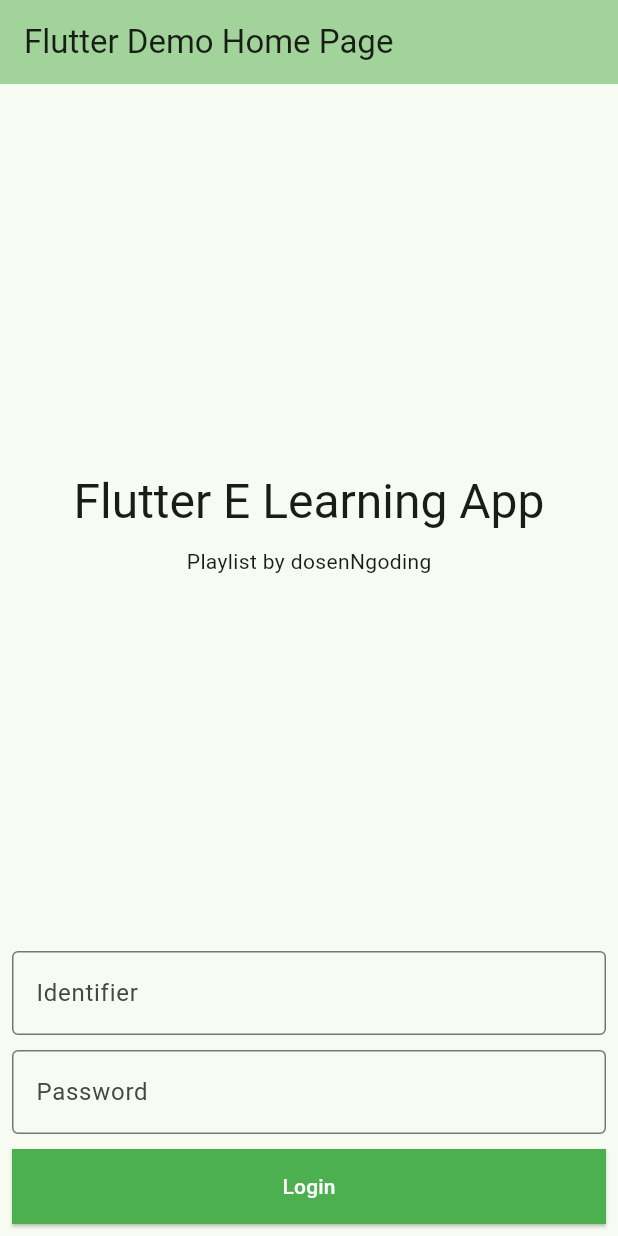
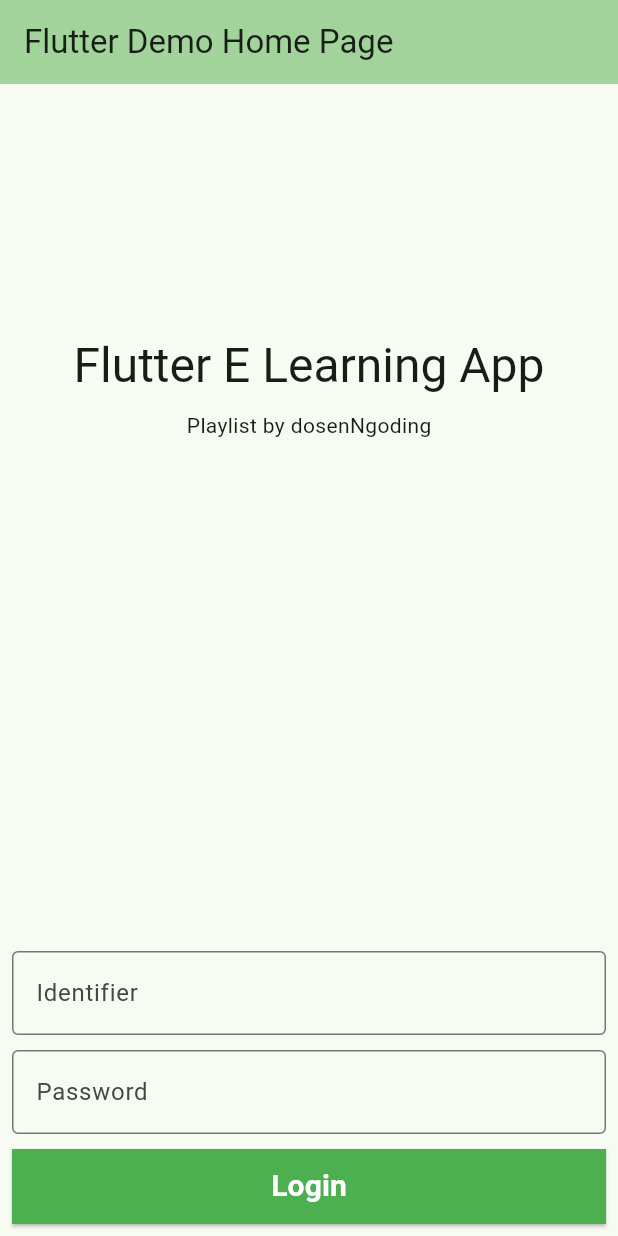
Before and after one commit to siubie/e_learning_app_bloc_http, a Flutter app: the screen it shows after launch, on a phone screen of 412 x 824 dp. Run offline on Flutter 3.47's test engine with Material 3 defaults, Android fonts, the phone set to English and light mode, and no system bars; our stand-ins replace bloc, flutter_bloc.

```diff
--- a/lib/bloc/login/login_event.dart
+++ b/lib/bloc/login/login_event.dart
@@ -2,3 +2,11 @@ part of 'login_bloc.dart';
 
 @immutable
 sealed class LoginEvent {}
+
+//add event for login button pressed
+final class LoginButtonPressed extends LoginEvent {
+  final String identifier;
+  final String password;
+
+  LoginButtonPressed(this.identifier, this.password);
+}
--- a/lib/bloc/login/login_state.dart
+++ b/lib/bloc/login/login_state.dart
@@ -4,3 +4,20 @@ part of 'login_bloc.dart';
 sealed class LoginState {}
 
 final class LoginInitial extends LoginState {}
+
+//add state for login success
+final class LoginSuccess extends LoginState {
+  final String message;
+
+  LoginSuccess(this.message);
+}
+
+//add state for login failed
+final class LoginFailed extends LoginState {
+  final String message;
+
+  LoginFailed(this.message);
+}
+
+//add state for login in progress
+final class LoginInProgress extends LoginState {}
--- a/lib/main.dart
+++ b/lib/main.dart
@@ -1,7 +1,15 @@
+import 'package:e_learning/bloc/login/login_bloc.dart';
 import 'package:flutter/material.dart';
+import 'package:flutter_bloc/flutter_bloc.dart';
 
 void main() {
-  runApp(const MyApp());
+  runApp(
+    //add bloc provider to the app
+    BlocProvider(
+      create: (context) => LoginBloc(),
+      child: const MyApp(),
+    ),
+  );
 }
 
 class MyApp extends StatelessWidget {
@@ -57,6 +65,30 @@ class _MyHomePageState extends State<MyHomePage> {
               style: Theme.of(context).textTheme.bodyMedium,
             ),
             const Spacer(),
+            //add bloc builder to the login page
+            BlocBuilder<LoginBloc, LoginState>(
+              builder: (context, state) {
+                //check if the state is LoginSuccess
+                if (state is LoginSuccess) {
+                  //show the success message
+                  return Text(state.message);
+                }
+                //check if the state is LoginFailed
+                if (state is LoginFailed) {
+                  //show the failed message
+                  return Text(state.message);
+                }
+                //check if the state is LoginInProgress
+                if (state is LoginInProgress) {
+                  //show the progress indicator
+                  return const CircularProgressIndicator();
+                }
+                //show empty text
+                return const Text('');
+              },
+            ),
+            // add space between text fields and button
+            const Spacer(),
             // create text field for identifier
             const TextField(
               decoration: InputDecoration(
@@ -81,7 +113,15 @@ class _MyHomePageState extends State<MyHomePage> {
               width: double.infinity,
               height: 50, // Set the desired height value
               child: ElevatedButton(
-                onPressed: () {},
+                onPressed: () {
+                  //add event for login button pressed
+                  context.read<LoginBloc>().add(
+                        LoginButtonPressed(
+                          'dosenNgoding',
+                          '123456',
+                        ),
+                      );
+                },
                 style: ElevatedButton.styleFrom(
                   shape: const RoundedRectangleBorder(
                     borderRadius: BorderRadius.zero,
@@ -92,6 +132,8 @@ class _MyHomePageState extends State<MyHomePage> {
                   'Login',
                   style: TextStyle(
                     color: Colors.white, // Change text color to white
+                    fontSize: 20, // Set the desired font size
+                    fontWeight: FontWeight.bold, // Set the font weight to bold
                   ),
                 ),
               ),
```
Also changed, not shown: lib/bloc/login/login_bloc.dart (+19 -2 lines).
